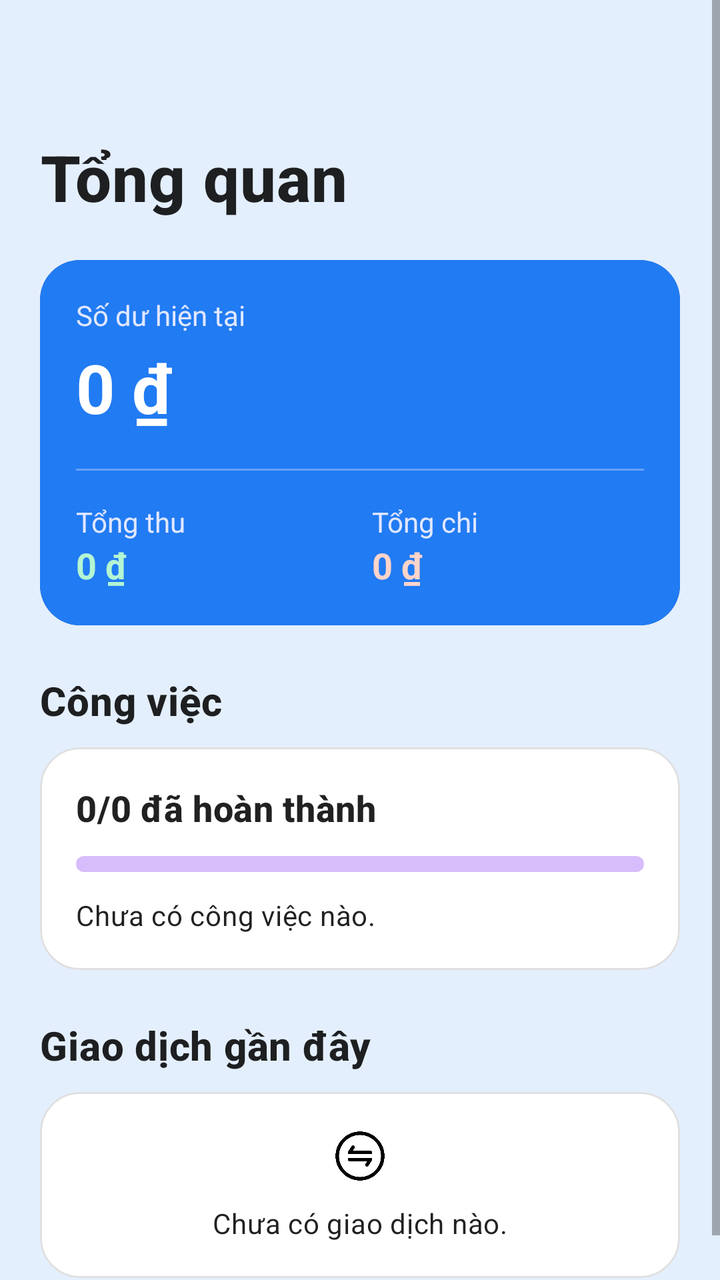
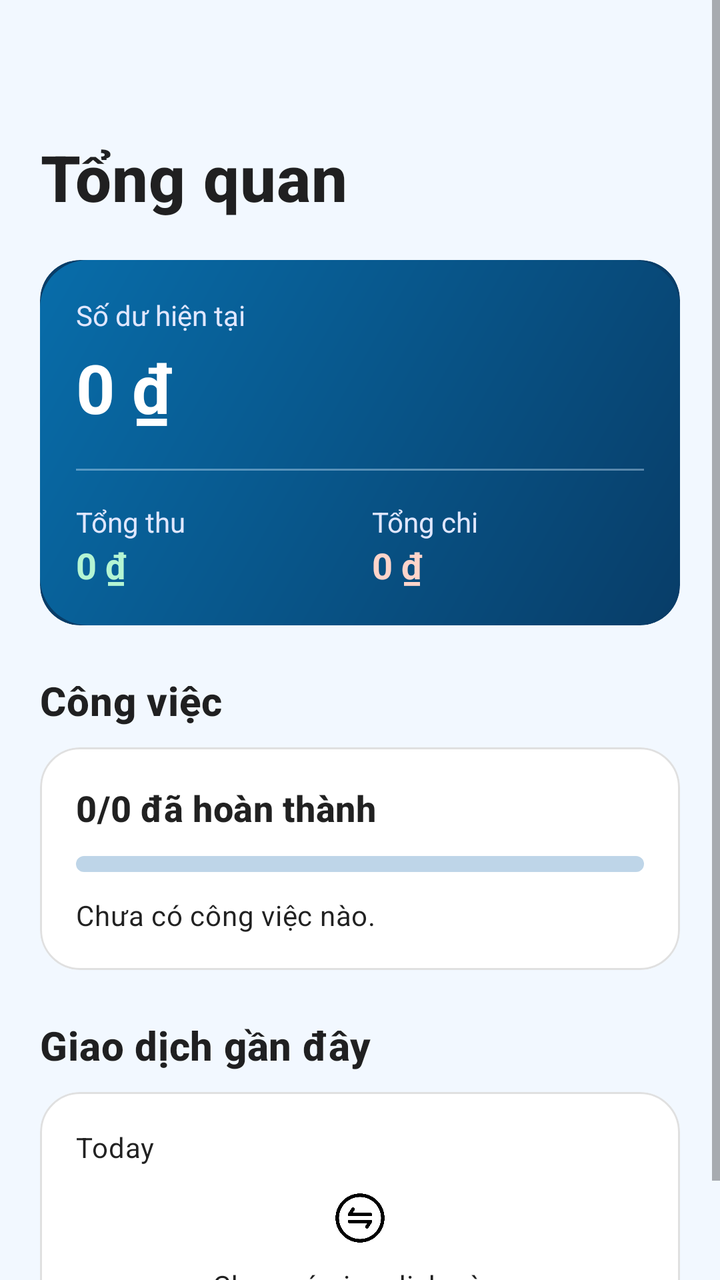

Two renders of the same Android screen: before a commit and after it. Below are the layout's source before the change and the commit's diff.
<!-- AndroidManifest.xml: application theme Theme.DemoV1 -->
<!-- res/layout/homefragment.xml -->
<ScrollView xmlns:android="http://schemas.android.com/apk/res/android"
    xmlns:app="http://schemas.android.com/apk/res-auto"
    android:layout_width="match_parent"
    android:layout_height="match_parent"
    android:background="?android:attr/colorBackground"
    android:fillViewport="true">

    <LinearLayout
        android:layout_width="match_parent"
        android:layout_height="wrap_content"
        android:orientation="vertical"
        android:paddingStart="20dp"
        android:background="@color/primarybody"
        android:paddingTop="24dp"
        android:paddingEnd="20dp"
        android:paddingBottom="24dp">

        <TextView
            android:layout_marginTop="20dp"
            android:id="@+id/today"
            style="@style/Home.Body"
            android:textColor="?attr/colorPrimary" />

        <TextView
            style="@style/Home.Heading"
            android:layout_marginTop="4dp"
            android:accessibilityHeading="true"
            android:text="@string/home_title"
            android:textSize="32sp" />

        <com.google.android.material.card.MaterialCardView
            style="@style/Home.Card"
            android:layout_marginTop="20dp"
            app:cardBackgroundColor="#23346D"
            app:strokeWidth="0dp">

            <LinearLayout style="@style/Home.CardContent"
                android:background="@color/primarycolor"

                >

                <TextView
                    style="@style/Home.BalanceLabel"
                    android:text="@string/home_balance" />

                <TextView
                    style="@style/Home.BalanceValue"
                    android:layout_marginTop="4dp"
                    android:id="@+id/totalMoney"
                    android:text="@string/home_zero_amount"
                    android:textSize="34sp" />

                <View
                    android:layout_width="match_parent"
                    android:layout_height="1dp"
                    android:layout_marginTop="18dp"
                    android:layout_marginBottom="16dp"
                    android:background="#66CDD8FF"
                    android:importantForAccessibility="no" />

                <LinearLayout
                    android:layout_width="match_parent"
                    android:layout_height="wrap_content"
                    android:baselineAligned="false"
                    android:orientation="horizontal">

                    <LinearLayout
                        style="@style/Home.BalanceColumn"
                        android:layout_marginEnd="12dp">

                        <TextView
                            style="@style/Home.BalanceLabel"
                            android:text="@string/home_income" />


                        <TextView
                             android:id="@+id/totalincom"

                            style="@style/Home.BalanceValue"
                            android:text="@string/home_zero_amount"

                            android:textColor="#B4F5D3" />
                    </LinearLayout>

                    <LinearLayout style="@style/Home.BalanceColumn">

                        <TextView
                            style="@style/Home.BalanceLabel"
                            android:text="@string/home_expense" />

                        <TextView
                            android:id="@+id/totalexpresive"

                            style="@style/Home.BalanceValue"
                            android:text="@string/home_zero_amount"
                            android:textColor="#FFD4CA" />
                    </LinearLayout>
                </LinearLayout>
            </LinearLayout>
        </com.google.android.material.card.MaterialCardView>

        <TextView
            style="@style/Home.Section"
            android:text="@string/home_tasks" />

        <com.google.android.material.card.MaterialCardView style="@style/Home.Card">

            <LinearLayout style="@style/Home.CardContent">

                <TextView
                    style="@style/Home.Heading"
                    android:text="@string/home_task_progress"
                    android:textSize="18sp" />

                <com.google.android.material.progressindicator.LinearProgressIndicator
                    android:layout_width="match_parent"
                    android:layout_height="wrap_content"
                    android:layout_marginTop="12dp"
                    android:importantForAccessibility="no"
                    android:max="100"
                    android:progress="0"
                    app:trackCornerRadius="4dp"
                    app:trackThickness="8dp" />

                <TextView
                    style="@style/Home.Body"
                    android:layout_marginTop="12dp"
                    android:text="@string/home_no_tasks" />
            </LinearLayout>
        </com.google.android.material.card.MaterialCardView>

        <TextView
            style="@style/Home.Section"
            android:text="@string/home_recent_transactions" />

        <com.google.android.material.card.MaterialCardView style="@style/Home.Card">

            <LinearLayout
                style="@style/Home.CardContent"
                android:gravity="center_horizontal">

                <ImageView
                    android:layout_width="28dp"
                    android:layout_height="28dp"
                    android:importantForAccessibility="no"
                    android:src="@drawable/transaction"
/>
                <TextView
                    style="@style/Home.Body"
                    android:layout_marginTop="10dp"
                    android:gravity="center"
                    android:text="@string/home_no_transactions" />
            </LinearLayout>
        </com.google.android.material.card.MaterialCardView>
    </LinearLayout>
</ScrollView>
<!-- resources referenced by this layout -->
<resources>
  <color name="primarybody">#E4EFFD</color>
  <color name="primarycolor">#217BF2</color>
  <string name="home_balance">Số dư hiện tại</string>
  <string name="home_expense">Tổng chi</string>
  <string name="home_income">Tổng thu</string>
  <string name="home_no_tasks">Chưa có công việc nào.</string>
  <string name="home_no_transactions">Chưa có giao dịch nào.</string>
  <string name="home_recent_transactions">Giao dịch gần đây</string>
  <string name="home_task_progress">0/0 đã hoàn thành</string>
  <string name="home_tasks">Công việc</string>
  <string name="home_title">Tổng quan</string>
  <string name="home_zero_amount">0 ₫</string>
  <style name="Home.BalanceColumn">
          <item name="android:layout_width">0dp</item>
          <item name="android:layout_height">wrap_content</item>
          <item name="android:layout_weight">1</item>
          <item name="android:orientation">vertical</item>
      </style>
  <style name="Home.BalanceLabel" parent="Home.Text">
          <item name="android:textColor">#E0E7FF</item>
          <item name="android:textSize">14sp</item>
      </style>
  <style name="Home.BalanceValue" parent="Home.Text">
          <item name="android:textColor">@android:color/white</item>
          <item name="android:textSize">18sp</item>
          <item name="android:textStyle">bold</item>
      </style>
  <style name="Home.Body" parent="Home.Text">
          <item name="android:textAppearance">?attr/textAppearanceBody2</item>
      </style>
  <style name="Home.Card" parent="Widget.MaterialComponents.CardView">
          <item name="android:layout_width">match_parent</item>
          <item name="android:layout_height">wrap_content</item>
          <item name="cardBackgroundColor">?attr/colorSurface</item>
          <item name="cardCornerRadius">20dp</item>
          <item name="cardElevation">0dp</item>
          <item name="strokeColor">?attr/colorControlHighlight</item>
          <item name="strokeWidth">1dp</item>
      </style>
  <style name="Home.CardContent">
          <item name="android:layout_width">match_parent</item>
          <item name="android:layout_height">wrap_content</item>
          <item name="android:orientation">vertical</item>
          <item name="android:padding">18dp</item>
      </style>
  <style name="Home.Heading" parent="Home.Text">
          <item name="android:textAppearance">?attr/textAppearanceHeadline6</item>
          <item name="android:textStyle">bold</item>
      </style>
  <style name="Home.Section" parent="Home.Heading">
          <item name="android:layout_marginTop">24dp</item>
          <item name="android:layout_marginBottom">10dp</item>
          <item name="android:accessibilityHeading">true</item>
      </style>
  <style name="Theme.DemoV1" parent="Theme.MaterialComponents.DayNight.NoActionBar">
          
          <item name="colorPrimary">@color/purple_500</item>
          <item name="colorPrimaryVariant">@color/purple_700</item>
          <item name="colorOnPrimary">@color/white</item>
          
          <item name="colorSecondary">@color/teal_200</item>
          <item name="colorSecondaryVariant">@color/teal_700</item>
          <item name="colorOnSecondary">@color/black</item>
          
          <item name="android:statusBarColor">?attr/colorPrimaryVariant</item>
          
      <item name="android:statusBarColor">@color/white</item>
      <item name="android:windowLightStatusBar">true</item>
      </style>
  <style name="Home.Text">
          <item name="android:layout_width">match_parent</item>
          <item name="android:layout_height">wrap_content</item>
      </style>
  <color name="purple_500">#FF6200EE</color>
  <color name="purple_700">#FF3700B3</color>
  <color name="white">#FFFFFFFF</color>
  <color name="teal_200">#FF03DAC5</color>
  <color name="teal_700">#FF018786</color>
  <color name="black">#FF000000</color>
  <!-- unchanged entries left out for length: 1 -->
</resources>

<!-- the commit's change to res/layout/homefragment.xml (unified diff, before → after) -->
@@ -31,11 +31,11 @@
         <com.google.android.material.card.MaterialCardView
             style="@style/Home.Card"
             android:layout_marginTop="20dp"
-            app:cardBackgroundColor="#23346D"
+            app:cardBackgroundColor="@color/ocean_start"
             app:strokeWidth="0dp">
 
             <LinearLayout style="@style/Home.CardContent"
-                android:background="@color/primarycolor"
+                android:background="@drawable/bg_ocean"
 
                 >
 
@@ -55,7 +55,7 @@
                     android:layout_height="1dp"
                     android:layout_marginTop="18dp"
                     android:layout_marginBottom="16dp"
-                    android:background="#66CDD8FF"
+                    android:background="@color/ocean_divider"
                     android:importantForAccessibility="no" />
 
                 <LinearLayout
@@ -109,10 +109,12 @@
 
                 <TextView
                     style="@style/Home.Heading"
+                    android:id="@+id/totaltaskhome"
                     android:text="@string/home_task_progress"
                     android:textSize="18sp" />
 
                 <com.google.android.material.progressindicator.LinearProgressIndicator
+                    android:id="@+id/taskProgressHome"
                     android:layout_width="match_parent"
                     android:layout_height="wrap_content"
                     android:layout_marginTop="12dp"
@@ -123,6 +125,7 @@
                     app:trackThickness="8dp" />
 
                 <TextView
+                    android:id="@+id/taskStatusHome"
                     style="@style/Home.Body"
                     android:layout_marginTop="12dp"
                     android:text="@string/home_no_tasks" />
@@ -135,21 +138,44 @@
 
         <com.google.android.material.card.MaterialCardView style="@style/Home.Card">
 
-            <LinearLayout
-                style="@style/Home.CardContent"
-                android:gravity="center_horizontal">
+            <LinearLayout style="@style/Home.CardContent">
 
-                <ImageView
-                    android:layout_width="28dp"
-                    android:layout_height="28dp"
-                    android:importantForAccessibility="no"
-                    android:src="@drawable/transaction"
-/>
                 <TextView
+                    android:id="@+id/todaytransaction"
                     style="@style/Home.Body"
-                    android:layout_marginTop="10dp"
-                    android:gravity="center"
-                    android:text="@string/home_no_transactions" />
+                    android:layout_width="wrap_content"
+                    android:layout_height="wrap_content"
+                    android:text="Today" />
+
+                <androidx.recyclerview.widget.RecyclerView
+                    android:id="@+id/transactionListHome"
+                    android:layout_width="match_parent"
+                    android:layout_height="wrap_content"
+                    android:layout_marginTop="12dp"
+                    android:nestedScrollingEnabled="false"
+                    android:visibility="gone" />
+
+                <LinearLayout
+                    android:id="@+id/emptyTransactionLayout"
+                    android:layout_width="match_parent"
+                    android:layout_height="wrap_content"
+                    android:layout_marginTop="12dp"
+                    android:gravity="center_horizontal"
+                    android:orientation="vertical">
+
+                    <ImageView
+                        android:layout_width="28dp"
+                        android:layout_height="28dp"
+                        android:importantForAccessibility="no"
+                        android:src="@drawable/transaction" />
+
+                    <TextView
+                        style="@style/Home.Body"
+                        android:layout_marginTop="10dp"
+                        android:gravity="center"
+                        android:text="@string/home_no_transactions" />
+                </LinearLayout>
+
             </LinearLayout>
         </com.google.android.material.card.MaterialCardView>
     </LinearLayout>
<!-- resource entries referenced after the edit -->
@@ -1,7 +1,17 @@
 <!-- resources referenced by this layout -->
 <resources>
-  <color name="primarybody">#E4EFFD</color>
-  <color name="primarycolor">#217BF2</color>
+  <color name="ocean_divider">#66D1EBFF</color>
+  <color name="ocean_start">#083D68</color>
+  <color name="primarybody">#F2F8FF</color>
+  <!-- drawable bg_ocean (drawable) -->
+  <?xml version="1.0" encoding="utf-8"?>
+  <shape xmlns:android="http://schemas.android.com/apk/res/android">
+      <gradient android:angle="135" android:startColor="@color/ocean_start"
+          android:endColor="@color/ocean_end" />
+      <corners android:radius="24dp" />
+  </shape>
+  <color name="primarycolor">#075FA5</color>
+  <color name="primary_dark">#083D68</color>
   <string name="home_balance">Số dư hiện tại</string>
   <string name="home_expense">Tổng chi</string>
   <string name="home_income">Tổng thu</string>
@@ -56,29 +66,23 @@
       </style>
   <style name="Theme.DemoV1" parent="Theme.MaterialComponents.DayNight.NoActionBar">
           
-          <item name="colorPrimary">@color/purple_500</item>
-          <item name="colorPrimaryVariant">@color/purple_700</item>
+          <item name="colorPrimary">@color/primarycolor</item>
+          <item name="colorPrimaryVariant">@color/primary_dark</item>
           <item name="colorOnPrimary">@color/white</item>
           
-          <item name="colorSecondary">@color/teal_200</item>
-          <item name="colorSecondaryVariant">@color/teal_700</item>
-          <item name="colorOnSecondary">@color/black</item>
+          <item name="colorSecondary">@color/primarycolor</item>
+          <item name="colorSecondaryVariant">@color/primary_dark</item>
+          <item name="colorOnSecondary">@color/white</item>
           
-          <item name="android:statusBarColor">?attr/colorPrimaryVariant</item>
-          
-      <item name="android:statusBarColor">@color/white</item>
-      <item name="android:windowLightStatusBar">true</item>
+          <item name="android:statusBarColor">@color/white</item>
+          <item name="android:windowLightStatusBar">true</item>
       </style>
+  <color name="ocean_end">#086DAA</color>
   <style name="Home.Text">
           <item name="android:layout_width">match_parent</item>
           <item name="android:layout_height">wrap_content</item>
       </style>
-  <color name="purple_500">#FF6200EE</color>
-  <color name="purple_700">#FF3700B3</color>
   <color name="white">#FFFFFFFF</color>
-  <color name="teal_200">#FF03DAC5</color>
-  <color name="teal_700">#FF018786</color>
-  <color name="black">#FF000000</color>
   <!-- unchanged entries left out for length: 1 -->
 </resources>
 
